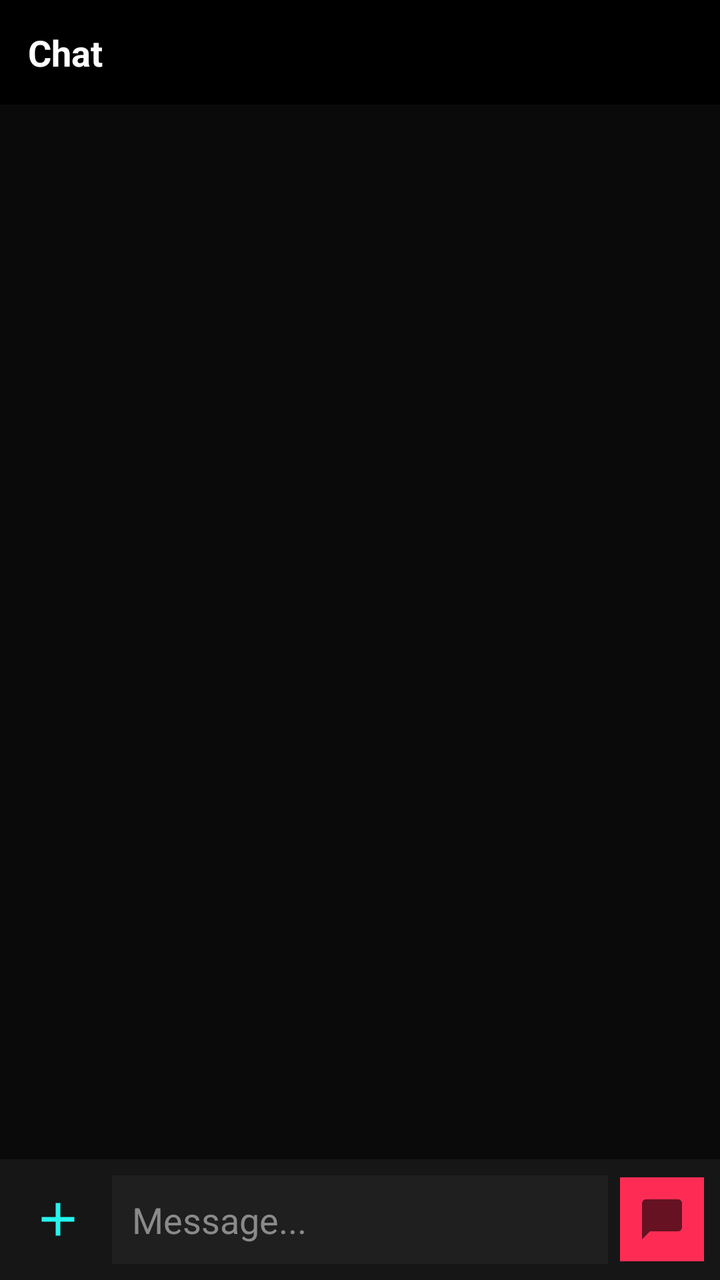
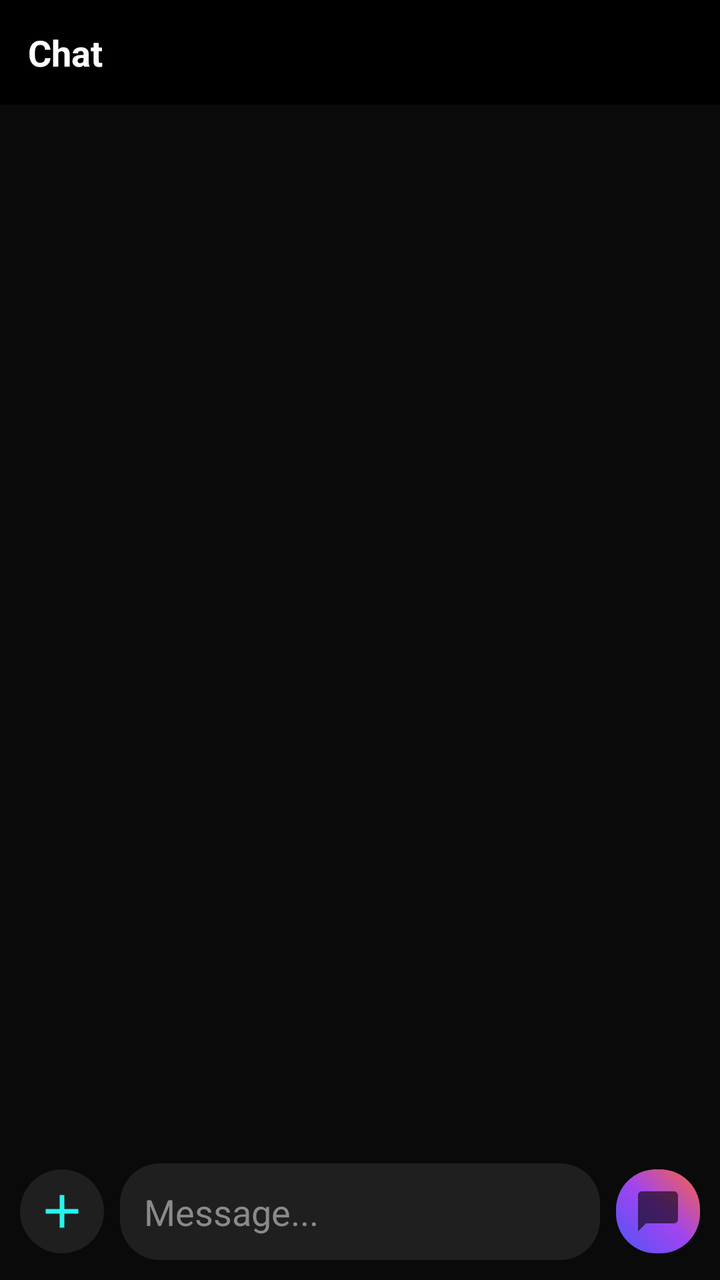

The first picture is an Android layout as it rendered before a commit; the second is the same layout after the commit. The layout source and the unified diff follow.
<!-- AndroidManifest.xml: application theme Theme.BlankCT -->
<!-- res/layout/activity_chat.xml -->
<?xml version="1.0" encoding="utf-8"?>
<LinearLayout xmlns:android="http://schemas.android.com/apk/res/android"
    xmlns:app="http://schemas.android.com/apk/res-auto"
    android:layout_width="match_parent"
    android:layout_height="match_parent"
    android:orientation="vertical"
    android:background="@color/dark_bg">

    <LinearLayout
        android:layout_width="match_parent"
        android:layout_height="wrap_content"
        android:orientation="horizontal"
        android:gravity="center_vertical"
        android:background="@color/black"
        android:padding="14dp">

        <TextView
            android:id="@+id/tv_chat_header_title"
            android:layout_width="0dp"
            android:layout_height="wrap_content"
            android:layout_weight="1"
            android:text="Chat"
            android:textColor="@color/white"
            android:textSize="18sp"
            android:textStyle="bold" />

    </LinearLayout>

    <androidx.recyclerview.widget.RecyclerView
        android:id="@+id/rv_messages"
        android:layout_width="match_parent"
        android:layout_height="0dp"
        android:layout_weight="1"
        android:padding="8dp" />

    <LinearLayout
        android:layout_width="match_parent"
        android:layout_height="wrap_content"
        android:orientation="horizontal"
        android:gravity="center_vertical"
        android:background="@color/surface_dark"
        android:padding="8dp">

        <ImageButton
            android:id="@+id/btn_attach"
            android:layout_width="42dp"
            android:layout_height="42dp"
            android:background="@android:color/transparent"
            android:src="@drawable/ic_add"
            app:tint="@color/tiktok_cyan"
            android:contentDescription="Attach" />

        <EditText
            android:id="@+id/et_message"
            android:layout_width="0dp"
            android:layout_height="wrap_content"
            android:layout_weight="1"
            android:hint="Message..."
            android:textColorHint="@color/text_secondary"
            android:textColor="@color/white"
            android:background="@color/surface_light"
            android:padding="10dp"
            android:layout_marginHorizontal="6dp" />

        <ImageButton
            android:id="@+id/btn_send"
            android:layout_width="42dp"
            android:layout_height="42dp"
            android:background="@color/tiktok_red"
            android:src="@drawable/ic_chat"
            android:contentDescription="Send" />

    </LinearLayout>

</LinearLayout>
<!-- resources referenced by this layout -->
<resources>
  <color name="black">#000000</color>
  <color name="dark_bg">#0A0A0A</color>
  <color name="surface_dark">#161616</color>
  <color name="surface_light">#1F1F1F</color>
  <color name="text_secondary">#8A8A8A</color>
  <color name="tiktok_cyan">#25F4EE</color>
  <color name="tiktok_red">#FE2C55</color>
  <color name="white">#FFFFFF</color>
  <!-- drawable ic_add (drawable) -->
  <vector xmlns:android="http://schemas.android.com/apk/res/android"
      android:width="28dp"
      android:height="28dp"
      android:viewportWidth="24"
      android:viewportHeight="24"
      android:tint="?attr/colorControlNormal">
      <path
          android:fillColor="@android:color/white"
          android:pathData="M19,13h-6v6h-2v-6H5v-2h6V5h2v6h6v2z" />
  </vector>
  <!-- drawable ic_chat (drawable) -->
  <vector xmlns:android="http://schemas.android.com/apk/res/android"
      android:width="24dp"
      android:height="24dp"
      android:viewportWidth="24"
      android:viewportHeight="24"
      android:tint="?attr/colorControlNormal">
      <path
          android:fillColor="@android:color/white"
          android:pathData="M20,2H4C2.9,2 2,2.9 2,4v18l4,-4h14c1.1,0 2,-0.9 2,-2V4C22,2.9 21.1,2 20,2z" />
  </vector>
  <style name="Theme.BlankCT" parent="Theme.MaterialComponents.DayNight.NoActionBar">
          <item name="colorPrimary">@color/tiktok_red</item>
          <item name="colorPrimaryVariant">@color/tiktok_red</item>
          <item name="colorOnPrimary">@color/white</item>
          <item name="colorSecondary">@color/tiktok_cyan</item>
          <item name="colorSecondaryVariant">@color/tiktok_cyan</item>
          <item name="colorOnSecondary">@color/black</item>
          <item name="android:statusBarColor">@color/black</item>
          <item name="android:navigationBarColor">@color/black</item>
          <item name="android:windowBackground">@color/dark_bg</item>
          <item name="android:windowLightStatusBar">false</item>
          <item name="colorSurface">@color/surface_dark</item>
          <item name="colorOnSurface">@color/white</item>
      </style>
</resources>

<!-- the commit's change to res/layout/activity_chat.xml (unified diff, before → after) -->
@@ -38,14 +38,14 @@
         android:layout_height="wrap_content"
         android:orientation="horizontal"
         android:gravity="center_vertical"
-        android:background="@color/surface_dark"
-        android:padding="8dp">
+        android:background="@color/dark_bg"
+        android:padding="10dp">
 
         <ImageButton
             android:id="@+id/btn_attach"
             android:layout_width="42dp"
             android:layout_height="42dp"
-            android:background="@android:color/transparent"
+            android:background="@drawable/circle_icon_bg"
             android:src="@drawable/ic_add"
             app:tint="@color/tiktok_cyan"
             android:contentDescription="Attach" />
@@ -58,15 +58,15 @@
             android:hint="Message..."
             android:textColorHint="@color/text_secondary"
             android:textColor="@color/white"
-            android:background="@color/surface_light"
-            android:padding="10dp"
-            android:layout_marginHorizontal="6dp" />
+            android:background="@drawable/bubble_received"
+            android:padding="12dp"
+            android:layout_marginHorizontal="8dp" />
 
         <ImageButton
             android:id="@+id/btn_send"
             android:layout_width="42dp"
             android:layout_height="42dp"
-            android:background="@color/tiktok_red"
+            android:background="@drawable/bubble_gradient_sent"
             android:src="@drawable/ic_chat"
             android:contentDescription="Send" />
 
<!-- resource entries referenced after the edit -->
@@ -2,12 +2,31 @@
 <resources>
   <color name="black">#000000</color>
   <color name="dark_bg">#0A0A0A</color>
-  <color name="surface_dark">#161616</color>
-  <color name="surface_light">#1F1F1F</color>
   <color name="text_secondary">#8A8A8A</color>
   <color name="tiktok_cyan">#25F4EE</color>
-  <color name="tiktok_red">#FE2C55</color>
   <color name="white">#FFFFFF</color>
+  <!-- drawable bubble_gradient_sent (drawable) -->
+  <?xml version="1.0" encoding="utf-8"?>
+  <shape xmlns:android="http://schemas.android.com/apk/res/android">
+      <gradient
+          android:startColor="#4E54F6"
+          android:centerColor="#A045F0"
+          android:endColor="#FB6340"
+          android:angle="45" />
+      <corners android:radius="20dp" />
+  </shape>
+  <!-- drawable bubble_received (drawable) -->
+  <?xml version="1.0" encoding="utf-8"?>
+  <shape xmlns:android="http://schemas.android.com/apk/res/android">
+      <solid android:color="#1F1F1F" />
+      <corners android:radius="20dp" />
+  </shape>
+  <!-- drawable circle_icon_bg (drawable) -->
+  <?xml version="1.0" encoding="utf-8"?>
+  <shape xmlns:android="http://schemas.android.com/apk/res/android">
+      <solid android:color="#1F1F1F" />
+      <corners android:radius="999dp" />
+  </shape>
   <!-- drawable ic_add (drawable) -->
   <vector xmlns:android="http://schemas.android.com/apk/res/android"
       android:width="28dp"
@@ -44,5 +63,7 @@
           <item name="colorSurface">@color/surface_dark</item>
           <item name="colorOnSurface">@color/white</item>
       </style>
+  <color name="tiktok_red">#FE2C55</color>
+  <color name="surface_dark">#161616</color>
 </resources>
 
